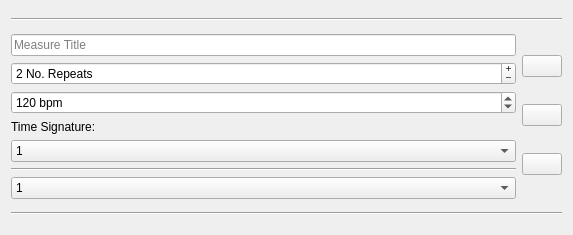
First picture: the form in src/ui/measure.ui, repository bartkessels/AdvancedMetronome, before the edit.
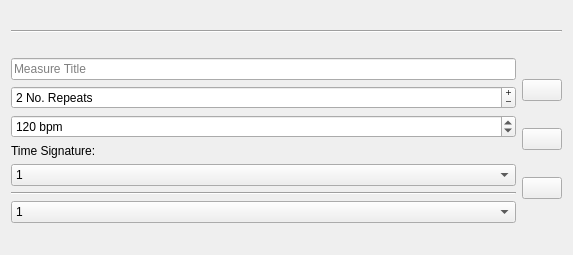
Second picture: the form after the edit. Icons and pictures are not drawn.

Patch:
```diff
--- a/src/ui/measure.ui
+++ b/src/ui/measure.ui
@@ -7,7 +7,7 @@
     <x>0</x>
     <y>0</y>
     <width>573</width>
-    <height>235</height>
+    <height>255</height>
    </rect>
   </property>
   <property name="windowTitle">
@@ -341,13 +341,6 @@
      </item>
     </layout>
    </item>
-   <item>
-    <widget class="Line" name="line">
-     <property name="orientation">
-      <enum>Qt::Horizontal</enum>
-     </property>
-    </widget>
-   </item>
   </layout>
  </widget>
  <resources>
```
Left out of the diff: 2 changed lines with no effect on the pictures.
